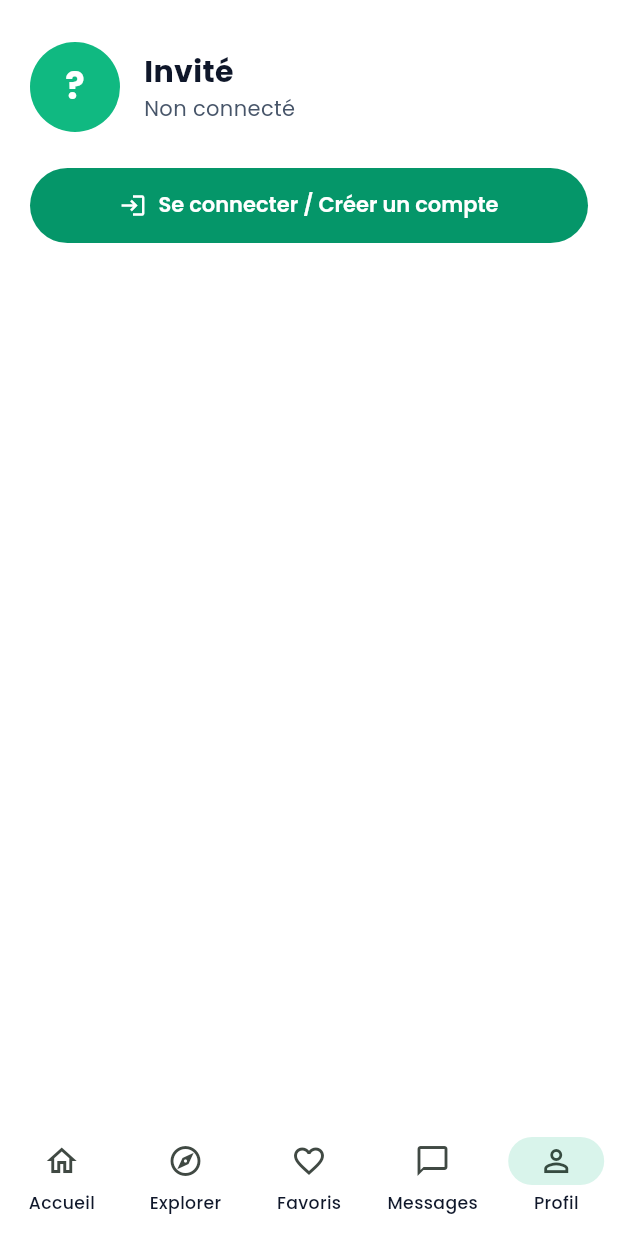
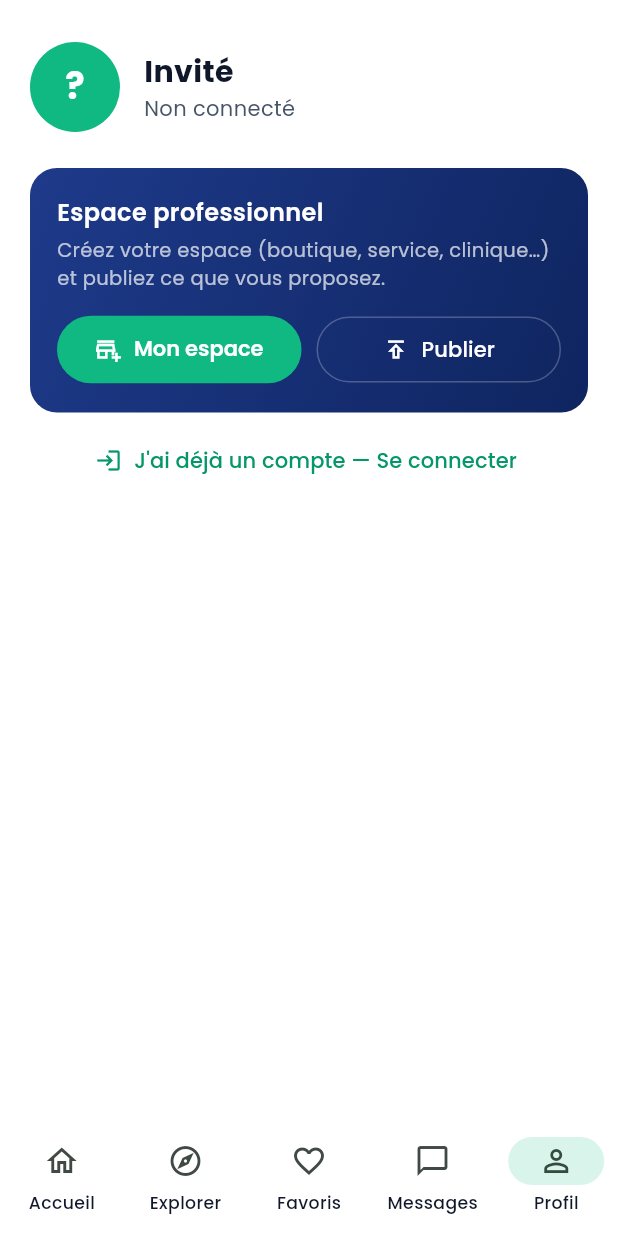
Before and after one commit to AdjaAissatou/Nexora, a Flutter app: the RootNav screen opened directly with empty values, item 5 of the bottom bar chosen, on a phone screen of 412 x 824 dp. Run offline on Flutter 3.47's test engine with Material 3 defaults, Android fonts, the phone set to English and light mode, and no system bars; our stand-ins replace google_fonts; network calls fail.

Commit message:
Inscription a la demande : navigation libre, compte requis seulement pour commander / reserver / creer un espace
Philosophie visiteur-first : on explore sans compte ; l'inscription
n'apparait que pour une action reservee.

- Prototype web : plus de mur de connexion au demarrage. Nouveau
  "gate" d'inscription contextuel (raison affichee, bouton fermer,
  bascule connexion/inscription) declenche par Reserver et Publier.
  Clic sur l'avatar = se connecter.
- Flutter : l'app demarre directement dans l'app (visiteur). Helper
  exigerConnexion(context, api, raison) ouvre l'inscription si besoin.
  Gate sur "Mon espace", "Publier" (Profil) et "Reserver" (Detail).
  AuthScreen affiche la raison et s'ouvre en mode inscription.
  ProfileScreen : carte espace pro visible pour tous ; bouton
  "J'ai deja un compte" pour les visiteurs.

Co-Authored-By: Claude Opus 4.8 <noreply@anthropic.com>
Claude-Session: https://claude.ai/code/session_018tnZVEaNRBTFS844mP4zmT

```diff
--- a/mobile/lib/screens/explore_screen.dart
+++ b/mobile/lib/screens/explore_screen.dart
@@ -87,7 +87,7 @@ class _ExploreScreenState extends State<ExploreScreen> {
                   itemBuilder: (context, i) => OfferCard(
                     offre: list[i],
                     onTap: () => Navigator.push(context,
-                        MaterialPageRoute(builder: (_) => DetailScreen(offre: list[i]))),
+                        MaterialPageRoute(builder: (_) => DetailScreen(offre: list[i], api: widget.api))),
                   ),
                 );
               },
--- a/mobile/lib/screens/home_screen.dart
+++ b/mobile/lib/screens/home_screen.dart
@@ -177,7 +177,7 @@ class _HomeScreenState extends State<HomeScreen> {
                   child: OfferCard(
                     offre: offres[i],
                     onTap: () => Navigator.push(context,
-                        MaterialPageRoute(builder: (_) => DetailScreen(offre: offres[i]))),
+                        MaterialPageRoute(builder: (_) => DetailScreen(offre: offres[i], api: widget.api))),
                   ),
                 ),
                 childCount: offres.length,
--- a/mobile/lib/screens/profile_screen.dart
+++ b/mobile/lib/screens/profile_screen.dart
@@ -63,16 +63,10 @@ class _ProfileScreenState extends State<ProfileScreen> {
           ]),
           const SizedBox(height: 24),
 
-          if (!api.connecte)
-            FilledButton.icon(
-              onPressed: _connexion,
-              style: FilledButton.styleFrom(
-                minimumSize: const Size.fromHeight(50),
-                backgroundColor: NexoraColors.emerald600,
-              ),
-              icon: const Icon(Icons.login),
-              label: const Text('Se connecter / Créer un compte'),
-            ),
+          // Espace pro visible pour tout le monde : l'inscription n'est
+          // demandée qu'au moment de créer l'espace ou de publier.
+          _proCard(),
+          const SizedBox(height: 8),
 
           if (api.connecte) ...[
             _section('Mon compte'),
@@ -80,14 +74,17 @@ class _ProfileScreenState extends State<ProfileScreen> {
             _tile(Icons.receipt_long_outlined, 'Mes commandes', () {}),
             _tile(Icons.chat_bubble_outline, 'Messages', () {}),
             const SizedBox(height: 8),
-            _proCard(),
-            const SizedBox(height: 8),
             _section('Paramètres'),
             _tile(Icons.logout, 'Se déconnecter', () {
               api.deconnexion();
               setState(() {});
             }, danger: true),
-          ],
+          ] else
+            TextButton.icon(
+              onPressed: _connexion,
+              icon: const Icon(Icons.login, size: 18),
+              label: const Text('J\'ai déjà un compte — Se connecter'),
+            ),
         ],
       ),
     );
@@ -143,8 +140,12 @@ class _ProfileScreenState extends State<ProfileScreen> {
             Expanded(
               child: FilledButton.icon(
                 onPressed: () async {
-                  await Navigator.push(context,
-                      MaterialPageRoute(builder: (_) => CreerEspaceScreen(api: widget.api)));
+                  if (await exigerConnexion(context, widget.api,
+                      raison: 'pour créer votre espace')) {
+                    if (!mounted) return;
+                    await Navigator.push(context,
+                        MaterialPageRoute(builder: (_) => CreerEspaceScreen(api: widget.api)));
+                  }
                   if (mounted) setState(() {}); // rafraichit le badge Fournisseur
                 },
                 style: FilledButton.styleFrom(backgroundColor: NexoraColors.emerald,
@@ -156,8 +157,15 @@ class _ProfileScreenState extends State<ProfileScreen> {
             const SizedBox(width: 10),
             Expanded(
               child: OutlinedButton.icon(
-                onPressed: () => Navigator.push(context,
-                    MaterialPageRoute(builder: (_) => PublierOffreScreen(api: widget.api))),
+                onPressed: () async {
+                  if (await exigerConnexion(context, widget.api,
+                      raison: 'pour publier une offre')) {
+                    if (!mounted) return;
+                    await Navigator.push(context,
+                        MaterialPageRoute(builder: (_) => PublierOffreScreen(api: widget.api)));
+                    if (mounted) setState(() {});
+                  }
+                },
                 style: OutlinedButton.styleFrom(
                     foregroundColor: Colors.white,
                     side: const BorderSide(color: Colors.white24),
```
Also changed, not shown: mobile/lib/main.dart (+7 -26 lines), mobile/lib/screens/auth_screen.dart (+46 -5 lines), mobile/lib/screens/detail_screen.dart (+17 -8 lines), 1 other file.
